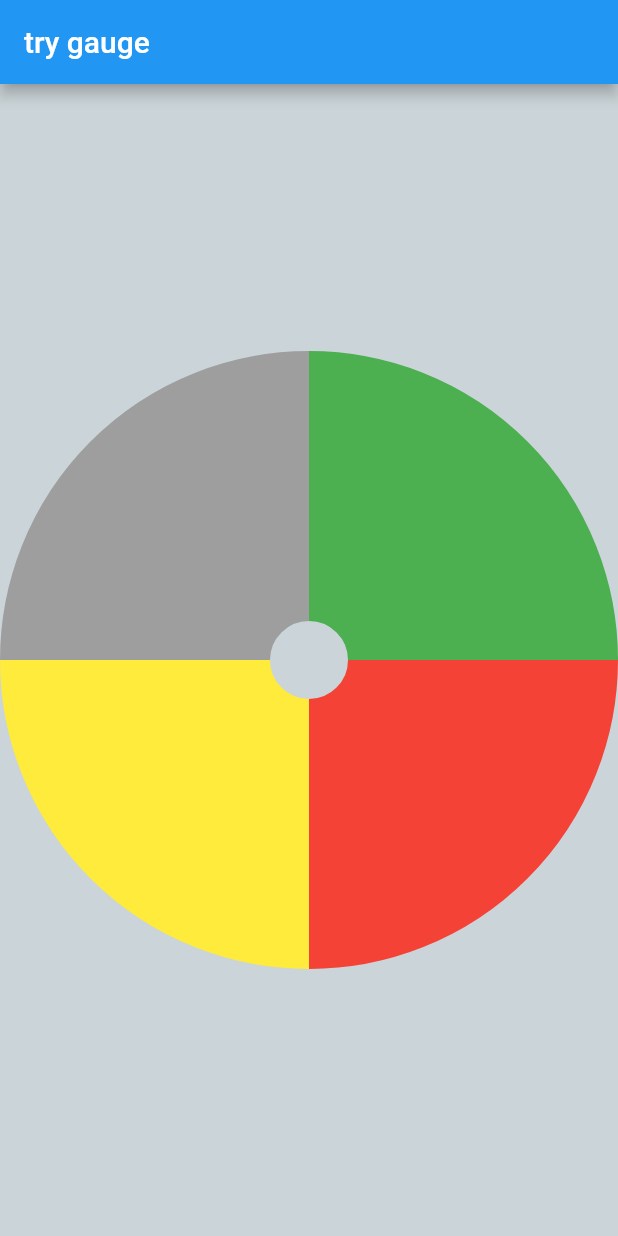
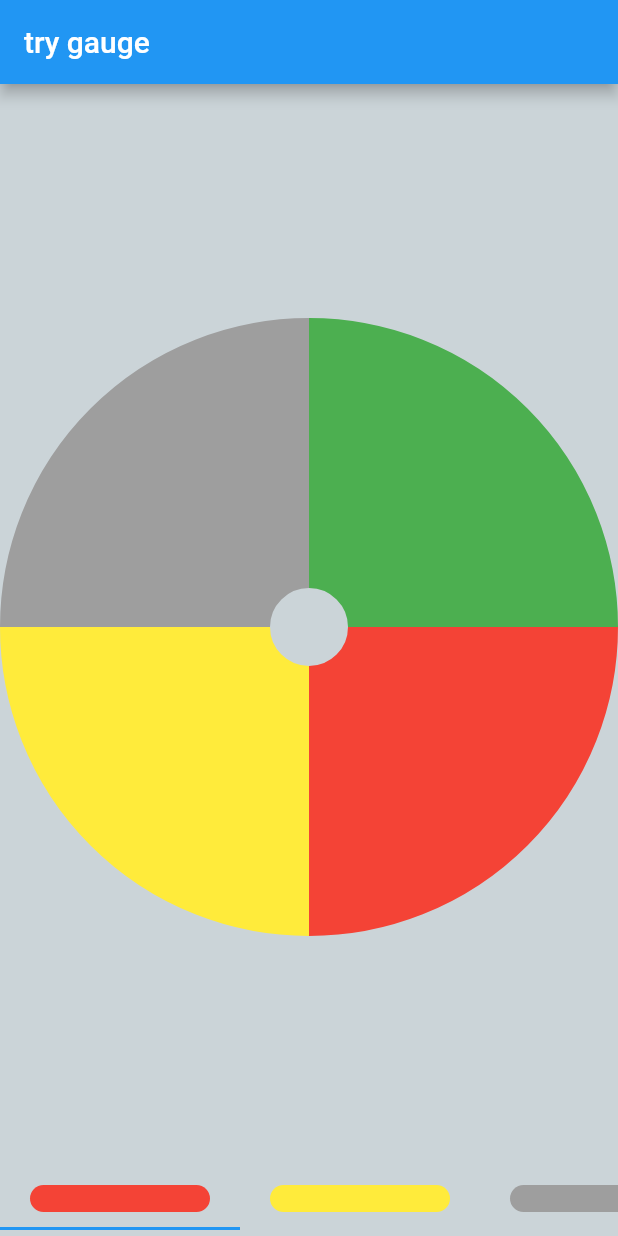
Before and after one commit to MariaMelnik/flutterAnimationExperiment, a Flutter app: the screen it shows after launch, on a phone screen of 412 x 824 dp. Run offline on Flutter 3.47's test engine with Material 2 defaults, Android fonts, the phone set to English and light mode, and no system bars.

Commit message:
Changed Stack concept to Slivers concept

```diff
--- a/lib/expandedPieChart/rotate_pie.dart
+++ b/lib/expandedPieChart/rotate_pie.dart
@@ -30,12 +30,11 @@ class _RotatePieState extends State<RotatePie> with TickerProviderStateMixin {
   AnimationController controller;
   Animation<double> turnAnimation;
   Animation<double> pieSizeAnimation;
-  Animation<double> bottomContainerSizeAnimation;
-  double _lastAnimationVal = 0.0;
+  Animation<double> pieSliverHeightAnimation;
 
-  Animation<double> pieDyOffsetAnimation;
-  final double targetDyOffset = -250.0;
-  final double maxContainerHeight = 450.0;
+  double _lastAnimationVal = 0.0; //angle of last rotation
+
+  final double pieHeightAfterClick = 200.0;
 
   @override
   void initState(){
@@ -43,10 +42,7 @@ class _RotatePieState extends State<RotatePie> with TickerProviderStateMixin {
 
     controller = AnimationController(duration: Duration(seconds: 1), vsync: this);
     turnAnimation = Tween(begin: 0.0, end: 0.0).animate(controller);
-    pieSizeAnimation = Tween(begin: 1.0, end: 0.5).animate(controller);
-    pieDyOffsetAnimation = Tween(begin: 0.0, end: targetDyOffset).animate(controller);
-
-    bottomContainerSizeAnimation = Tween(begin: 0.0, end: maxContainerHeight).animate(controller);
+    pieSizeAnimation = Tween(begin: 1.0, end: 0.7).animate(controller);
   }
 
 
@@ -62,10 +58,6 @@ class _RotatePieState extends State<RotatePie> with TickerProviderStateMixin {
 
   Widget _buildPie(){
     return Center( //todo: I am not sure Center should be inside this widget, not outside
-      child: AnimatedBuilder(
-        animation: pieDyOffsetAnimation,
-        builder: (_, __) => Transform.translate(
-          offset: Offset(0.0, pieDyOffsetAnimation.value),
       child: LayoutBuilder(
           builder: (bcontext, _) {
             return RotationTransition(
@@ -80,18 +72,13 @@ class _RotatePieState extends State<RotatePie> with TickerProviderStateMixin {
             );
           }
       ),
-        ),
-      ),
     );
   }
 
   Widget _buildBottomContainer(){
     return Align(
       alignment: Alignment.bottomCenter,
-      child: AnimatedBuilder(
-        animation: bottomContainerSizeAnimation,
-        builder: (_, __ ) => _buildTabViews(),
-      ),
+      child: _buildTabViews()
     );
   }
 
@@ -103,9 +90,11 @@ class _RotatePieState extends State<RotatePie> with TickerProviderStateMixin {
     List<Widget> tabs = List<Widget>();
     colors.forEach((Color color) => tabs.add(TabIndicator(color: color)));
 
+    //fixme: calculate correct size according to appBar size and tabBar size
+    double height = MediaQuery.of(context).size.height;
 
     return Container(
-      height: bottomContainerSizeAnimation.value,
+      height: height,
       width: double.infinity,
       child: DefaultTabController(
           length:4,
@@ -119,14 +108,32 @@ class _RotatePieState extends State<RotatePie> with TickerProviderStateMixin {
     );
   }
 
-
+  void _initSetAnimation(double height){
+    pieSliverHeightAnimation = Tween(begin: height-100, end: pieHeightAfterClick).animate(controller);
+  }
 
   @override
   Widget build(BuildContext context) {
-    return Stack(
-      children: <Widget>[
-        _buildBottomContainer(),
-        _buildPie(),
+    if(pieSliverHeightAnimation == null) {
+      double height = MediaQuery.of(context).size.height;
+      _initSetAnimation(height);
+    }
+
+    return CustomScrollView(
+      slivers: <Widget>[
+        AnimatedBuilder(
+          animation: pieSliverHeightAnimation,
+          builder: (_, __) => SliverAppBar(
+            floating: false,
+            flexibleSpace: _buildPie(),
+            expandedHeight: pieSliverHeightAnimation.value,
+            backgroundColor: Colors.transparent,
+            pinned: false,
+          ),
+        ),
+        SliverList(
+            delegate: SliverChildListDelegate([_buildBottomContainer()])
+        )
       ],
     );
   }
```
Lines whose indentation alone changed are shown as unchanged.
